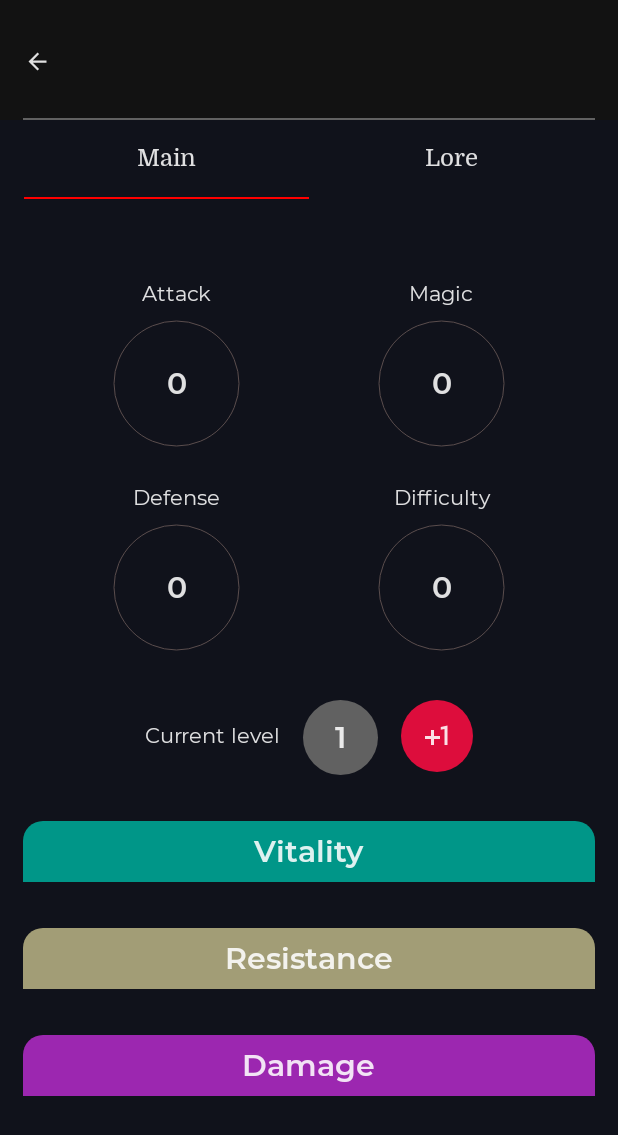
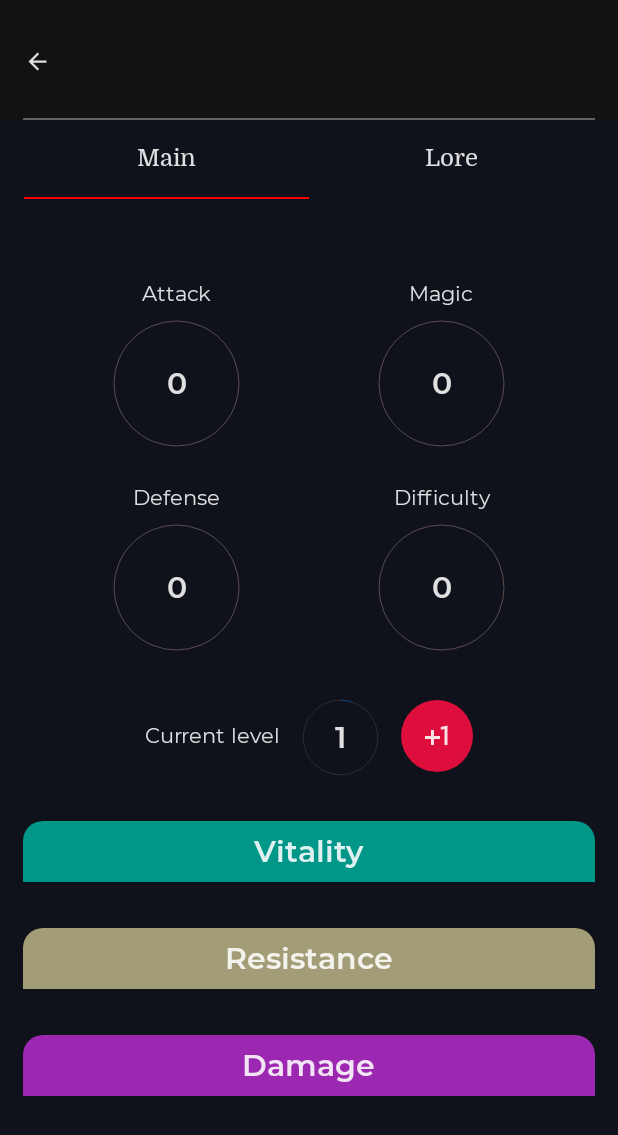
Before and after one commit to willigro/LeagueOfLegendsChampionsCompose, an Android app built with Jetpack Compose: the @Preview function ChampionDetailsScreenPreview, on a phone screen of 412 x 824 dp. Shown: the top 1135 px of the screen. Run offline under Robolectric (Android 15) with nearby library versions, the phone set to English and light mode, and no system bars; our stand-ins replace constraintlayout-compose; libraries missing offline, so code that uses them is left out: dev.chrisbanes.accompanist.

Commit message:
Improved select level layout, selecting the current level on dropHorizontalList

```diff
--- a/app/src/main/java/com/rittmann/leagueoflegendschamps/screens/ChampionDetailsCompose.kt
+++ b/app/src/main/java/com/rittmann/leagueoflegendschamps/screens/ChampionDetailsCompose.kt
@@ -40,6 +40,7 @@ import com.rittmann.leagueoflegendschamps.data.network.ImageUrls
 import com.rittmann.leagueoflegendschamps.screens.comum.BorderAnimThree
 import com.rittmann.leagueoflegendschamps.screens.comum.BorderAnimTwo
 import com.rittmann.leagueoflegendschamps.screens.comum.ChampionImageLoading
+import com.rittmann.leagueoflegendschamps.screens.comum.CircularProgressWithShadow
 import com.rittmann.leagueoflegendschamps.screens.comum.CircularProgressWithShadowAnimated
 import com.rittmann.leagueoflegendschamps.screens.comum.DropDownListHorizontal
 import com.rittmann.leagueoflegendschamps.screens.comum.FromTo
@@ -49,12 +50,14 @@ import com.rittmann.leagueoflegendschamps.screens.comum.PositionBorderAnim
 import com.rittmann.leagueoflegendschamps.screens.comum.SurfaceScreen
 import com.rittmann.leagueoflegendschamps.screens.comum.borderAnim
 import com.rittmann.leagueoflegendschamps.themes.BorderAnimationEndColor
+import com.rittmann.leagueoflegendschamps.themes.BorderLevelColor
 import com.rittmann.leagueoflegendschamps.themes.ChampionDataAttackColor
 import com.rittmann.leagueoflegendschamps.themes.ChampionDataBorderStrokeWidth
 import com.rittmann.leagueoflegendschamps.themes.ChampionDataDefenceColor
 import com.rittmann.leagueoflegendschamps.themes.ChampionDataDifficultColor
 import com.rittmann.leagueoflegendschamps.themes.ChampionDataMagicColor
 import com.rittmann.leagueoflegendschamps.themes.ChampionDetailsStatsBoxCorners
+import com.rittmann.leagueoflegendschamps.themes.ChampionLevelBorderStrokeWidth
 import com.rittmann.leagueoflegendschamps.themes.ChampionTagSupportColor
 import com.rittmann.leagueoflegendschamps.themes.DefaultBorderStrokeWidth
 import com.rittmann.leagueoflegendschamps.themes.LeagueOfLegendsChampionsTheme
@@ -1088,28 +1091,42 @@ fun LevelSelection(selectedLevel: (Int) -> Unit) {
         /**
          * Open the dropDown and show the current level
          * */
-        Surface(
+        ConstraintLayout(
             modifier = Modifier
                 .padding(start = PatternNormalPadding, end = PatternNormalPadding)
                 .size(LevelSelectorSize)
                 .clickable(
-                    onClick = { isOpen.value = true }
-                ),
-            shape = CircleShape,
-            color = PlaceholderColor
+                    onClick = { isOpen.value = !isOpen.value }
+                )
         ) {
-            Column(
+            val (progress, value) = createRefs()
+            val maxLevel = levels.last().toFloat()
+            val currentLevel = currentSelectedLevel.value.toFloat()
+            CircularProgressWithShadow(
                 modifier = Modifier
-                    .fillMaxWidth()
-                    .fillMaxHeight(),
-                verticalArrangement = Arrangement.Center,
-                horizontalAlignment = Alignment.CenterHorizontally
-            ) {
-                Text(
-                    text = currentSelectedLevel.value,
-                    style = MaterialTheme.typography.h6,
-                )
-            }
+                    .fillMaxSize()
+                    .constrainAs(progress) {
+                        top.linkTo(parent.top)
+                        bottom.linkTo(parent.bottom)
+                        start.linkTo(parent.start)
+                        end.linkTo(parent.end)
+                    },
+                progress = currentLevel / maxLevel,
+                color = BorderLevelColor,
+                strokeWidth = (ChampionLevelBorderStrokeWidth * currentLevel) / maxLevel
+            )
+            Text(
+                modifier = Modifier
+                    .padding(10.dp)
+                    .constrainAs(value) {
+                        top.linkTo(parent.top)
+                        bottom.linkTo(parent.bottom)
+                        start.linkTo(parent.start)
+                        end.linkTo(parent.end)
+                    },
+                text = currentSelectedLevel.value,
+                style = MaterialTheme.typography.h6,
+            )
         }
         /**
          * Add levels
@@ -1140,6 +1157,7 @@ fun LevelSelection(selectedLevel: (Int) -> Unit) {
         requestToOpen = isOpen.value,
         list = levels,
         openCloseOfDropDownList,
+        currentSelectedLevel.value,
         userSelectedString
     )
 }
--- a/app/src/main/java/com/rittmann/leagueoflegendschamps/screens/comum/CircularProgressWithShadowAnimated.kt
+++ b/app/src/main/java/com/rittmann/leagueoflegendschamps/screens/comum/CircularProgressWithShadowAnimated.kt
@@ -59,6 +59,29 @@ fun CircularProgressWithShadowAnimated(
     }
 }
 
+@Composable
+fun CircularProgressWithShadow(
+    /*@FloatRange(from = 0.0, to = 100.0)*/
+    progress: Float,
+    modifier: Modifier = Modifier,
+    color: Color = MaterialTheme.colors.primary,
+    strokeWidth: Dp = ProgressIndicatorDefaults.StrokeWidth
+) {
+    val stroke = with(LocalDensity.current) {
+        Stroke(width = strokeWidth.toPx(), cap = StrokeCap.Butt)
+    }
+
+    Canvas(
+        modifier.focusable()
+    ) {
+        // Start at 12 O'clock
+        val startAngle = 270f
+        val sweep = progress * 360f
+        val shadow = (1.0 - progress).toFloat() * 360f
+        drawCircularIndicatorWithShadow(startAngle, sweep, shadow, color, stroke)
+    }
+}
+
 private fun DrawScope.drawCircularIndicatorWithShadow(
     startAngle: Float,
     sweep: Float,
--- a/app/src/main/java/com/rittmann/leagueoflegendschamps/themes/Color.kt
+++ b/app/src/main/java/com/rittmann/leagueoflegendschamps/themes/Color.kt
@@ -31,3 +31,4 @@ val UnselectedColor = Color(0xFF5A4D4D)
 
 val BorderAnimationEndColor = Color(0xFFA29D76)
 val BorderAnimationInitialColor = Color(0xFF504A31)
+val BorderLevelColor = Color(0xFF2196F3)
--- a/app/src/main/java/com/rittmann/leagueoflegendschamps/themes/Size.kt
+++ b/app/src/main/java/com/rittmann/leagueoflegendschamps/themes/Size.kt
@@ -22,6 +22,7 @@ val ChampionAvatarImageDefaultSize = 48.dp
 val ChampionAvatarBorder = 2.dp
 val DefaultBorderStrokeWidth = 1.dp
 val ChampionDataBorderStrokeWidth = 10.dp
+val ChampionLevelBorderStrokeWidth = 5.dp
 
 val TextFieldIconSize = 18.dp
 
```
Also changed, not shown: app/src/main/java/com/rittmann/leagueoflegendschamps/screens/comum/DropDownList.kt (+25 -8 lines).
